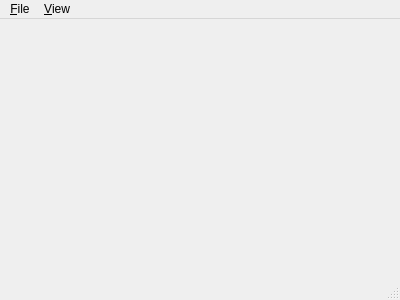
Before: the Qt Designer form apoEditor/src/apoScript/mainwindow.ui in neil78duan/apollolib, drawn with Qt 5.
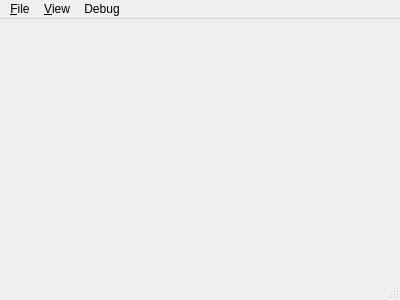
After: the same form once the commit is applied.

What changed in the file:
```diff
--- a/apoEditor/src/apoScript/mainwindow.ui
+++ b/apoEditor/src/apoScript/mainwindow.ui
@@ -20,7 +20,7 @@
      <x>0</x>
      <y>0</y>
      <width>400</width>
-     <height>22</height>
+     <height>23</height>
     </rect>
    </property>
    <widget class="QMenu" name="menuHello_world">
@@ -49,8 +49,22 @@
     <addaction name="actionDetail"/>
     <addaction name="actionCancel_scale"/>
    </widget>
+   <widget class="QMenu" name="menuDebug">
+    <property name="title">
+     <string>Debug</string>
+    </property>
+    <addaction name="actionRunDebug"/>
+    <addaction name="actionStepOver"/>
+    <addaction name="actionStepIn"/>
+    <addaction name="actionStepOut"/>
+    <addaction name="actionContinue"/>
+    <addaction name="separator"/>
+    <addaction name="actionAttach"/>
+    <addaction name="actionDeattch"/>
+   </widget>
    <addaction name="menuHello_world"/>
    <addaction name="menuWindows"/>
+   <addaction name="menuDebug"/>
   </widget>
   <widget class="QStatusBar" name="statusBar"/>
   <action name="actionFileNew">
```
Left out of the diff: 59 changed lines with no effect on the pictures.
